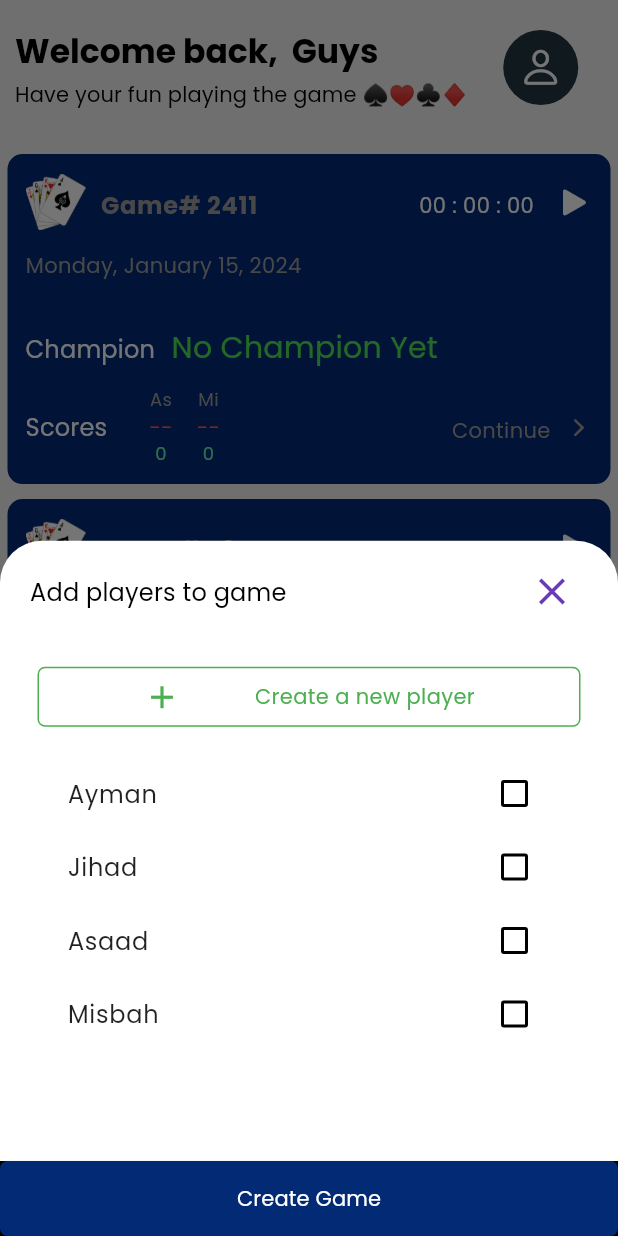
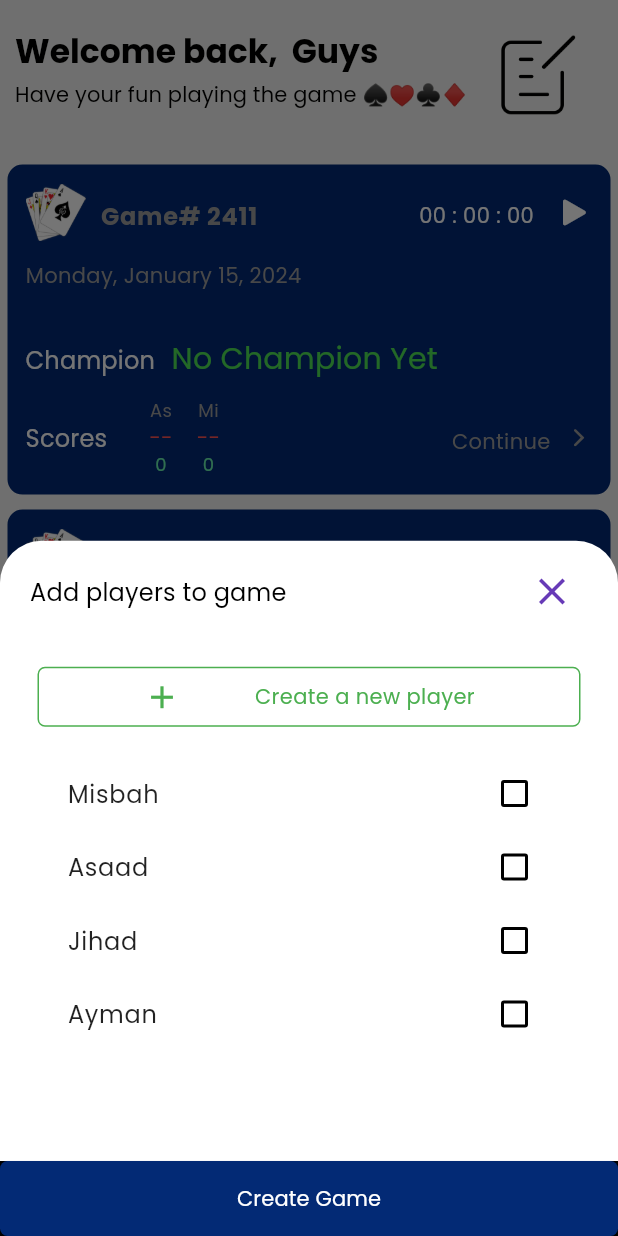
Before and after one commit to aymansainshy/game_record, a Flutter app: the screen it shows after launch, after a tap on "Start New Game", on a phone screen of 412 x 824 dp. Run offline on Flutter 3.47's test engine with Material 3 defaults, Android fonts, the phone set to English and light mode, and no system bars; our stand-ins replace bloc, dio, equatable, flutter_bloc, get_it, go_router and 2 more.

Commit message:
Edit Home View

```diff
--- a/lib/src/core/widgets/build_form_field.dart
+++ b/lib/src/core/widgets/build_form_field.dart
@@ -22,6 +22,7 @@ class BuildFormField extends StatelessWidget {
     this.labelStyle,
     this.onChanged,
     this.fillColor,
+    this.autofocus = false,
   }) : super(key: key);
 
   final void Function(String)? onFieldSubmitted;
@@ -42,12 +43,14 @@ class BuildFormField extends StatelessWidget {
   final String? initialValue;
   final Color? fillColor;
   final int? maxLines;
+  final bool autofocus;
   final TextDirection? textDirection;
   final void Function(String)? onChanged;
 
   @override
   Widget build(BuildContext context) {
     return TextFormField(
+      autofocus: autofocus,
       decoration: InputDecoration(
         errorBorder: OutlineInputBorder(
           borderRadius: BorderRadius.circular(5),
--- a/lib/src/features/games/views/widgets/create_new_game_bottom_sheet.dart
+++ b/lib/src/features/games/views/widgets/create_new_game_bottom_sheet.dart
@@ -107,13 +107,14 @@ class _CreateNewGameBottomSheetState extends State<CreateNewGameBottomSheet> {
                 );
               }
 
+              final playersList = playersState.players!.reversed.toList();
               return Expanded(
                 child: ListView.builder(
                     shrinkWrap: true,
-                    itemCount: playersState.players?.length,
+                    itemCount: playersList.length,
                     itemBuilder: (context, index) {
                       return PlayerItemWidget(
-                        player: playersState.players?[index],
+                        player: playersList[index],
                       );
                     }),
               );
--- a/lib/src/features/games/views/widgets/create_new_player_form.dart
+++ b/lib/src/features/games/views/widgets/create_new_player_form.dart
@@ -23,6 +23,7 @@ class CreateNewPlayerForm extends StatelessWidget {
       padding: const EdgeInsets.symmetric(horizontal: 25.0, vertical: 10.0),
       child: BuildFormField(
         textDirection: textDirection,
+        autofocus: true,
         fieldName: "Player Name",
         keyboardType: TextInputType.text,
         textInputAction: TextInputAction.done,
--- a/lib/src/features/home/views/home.dart
+++ b/lib/src/features/home/views/home.dart
@@ -4,6 +4,7 @@ import 'package:hareeg/src/features/games/views/widgets/create_new_game_bottom_s
 import 'package:hareeg/src/features/games/views/current_game_list_view.dart';
 import 'package:hareeg/src/features/games/views/history_game_list_view.dart';
 import 'package:hareeg/src/features/home/widgets/custom_buttom_nav_bar.dart';
+import 'package:hareeg/src/utils/assets_helper.dart';
 
 class HomeView extends StatefulWidget {
   const HomeView({super.key});
@@ -125,16 +126,21 @@ class _HomeViewState extends State<HomeView> {
                     Expanded(
                       child: GestureDetector(
                         onTap: () {
-                          showPopupMenu(context);
+                          // showPopupMenu(context);
                         },
-                        child: CircleAvatar(
-                          radius: 25,
-                          backgroundColor: Theme.of(context).colorScheme.secondary,
-                          child: const Icon(
-                            CupertinoIcons.person,
-                            size: 30,
-                          ),
+                        child: Image.asset(
+                          AssetsUtils.recordImage,
+                          height: 60,
+                          width: 60,
                         ),
+                        // CircleAvatar(
+                        //   radius: 25,
+                        //   backgroundColor: Theme.of(context).colorScheme.secondary,
+                        //   child: const Icon(
+                        //     CupertinoIcons.person,
+                        //     size: 30,
+                        //   ),
+                        // ),
                       ),
                     ),
                   ],
--- a/lib/src/utils/assets_helper.dart
+++ b/lib/src/utils/assets_helper.dart
@@ -1,3 +1,4 @@
 class AssetsUtils {
   static const cardImage = "assets/images/card.png";
+  static const recordImage = "assets/images/record.png";
 }
```
Also changed, not shown: lib/src/features/games/views/widgets/create_new_player_bottom_sheet.dart (+12 -2 lines), assets/images/record.png (added), assets/svgs/Asset 5.svg (deleted), assets/svgs/Asset 6.svg (deleted).
